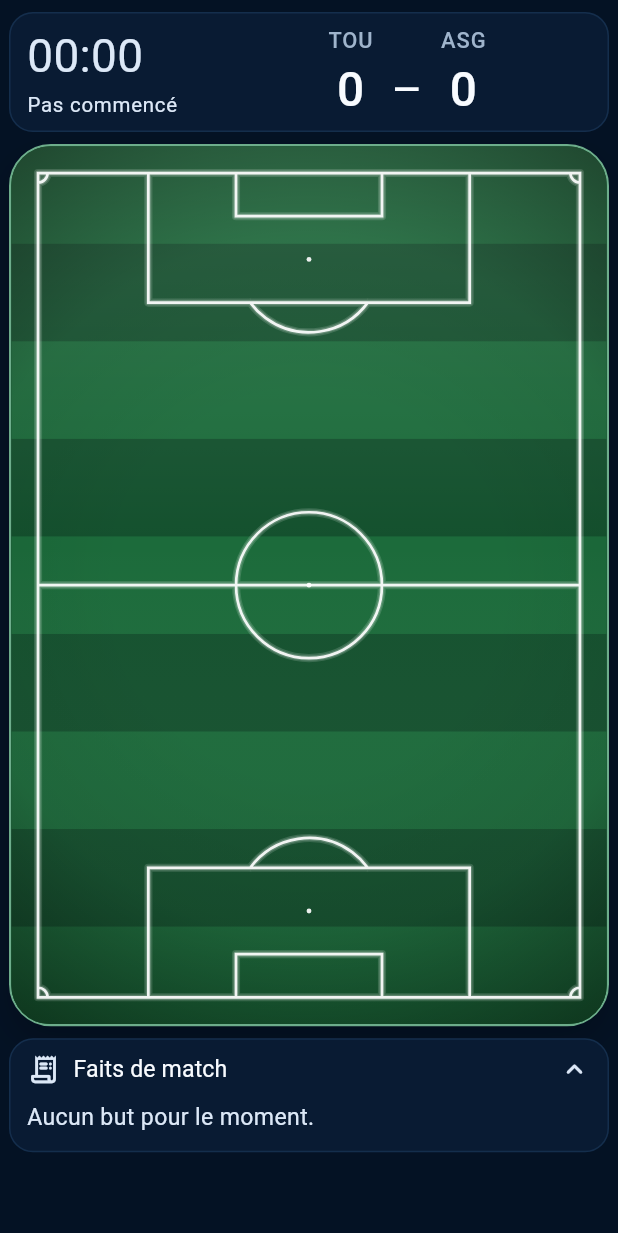
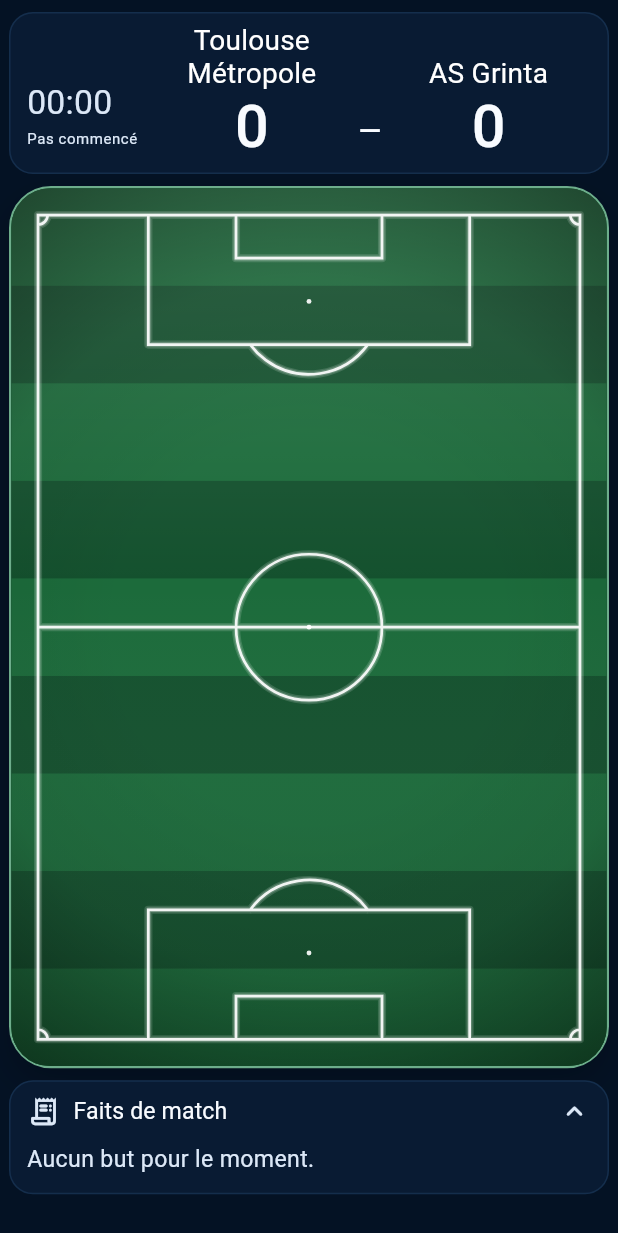
Before and after one commit to samihchaa-wq/-AS-Grinta-Live-Demo, a Flutter app: the MatchLiveSpectatorView widget shown alone on an empty page, opened directly with empty values, on a phone screen of 412 x 824 dp. Shown: the top 1233 px of the screen. Run offline on Flutter 3.47's test engine with Material 3 defaults, Android fonts, the phone set to English and light mode, and no system bars; our stand-ins replace flutter_riverpod, go_router, share_plus, shared_preferences, supabase_flutter; missing offline and left inert: dart:js_interop; accounts and stored records are empty.

Commit message:
Live : noms complets des équipes en vue spectateur
Co-Authored-By: Claude Opus 5.5 <noreply@anthropic.com>
Claude-Session: https://claude.ai/code/session_01JuPbZCL3wtb9bfbTKCZ6GT

```diff
--- a/lib/features/match_live/presentation/match_live_running_widgets.dart
+++ b/lib/features/match_live/presentation/match_live_running_widgets.dart
@@ -1151,6 +1151,7 @@ class _MatchLiveSpectatorViewState
           fullName: grinta ? 'AS Grinta' : opponentName,
           score: grinta ? session.scoreAsGrinta : session.scoreAdverse,
           canEdit: false,
+          wide: true,
           onIncrement: () {},
           onDecrement: () {},
         );
@@ -1192,36 +1193,37 @@ class _MatchLiveSpectatorViewState
           margin: EdgeInsets.zero,
           child: Padding(
             padding: const EdgeInsets.symmetric(horizontal: 12, vertical: 8),
+            // Même ligne que le pilote : chrono sur un cinquième, noms
+            // complets des équipes et score sur le reste.
+            child: Row(
+              crossAxisAlignment: CrossAxisAlignment.end,
+              children: [
+                Expanded(
                   child: SizedBox(
                     height: 64,
-              child: Row(
-                children: [
-                  Expanded(
                     child: FittedBox(
                       fit: BoxFit.contain,
                       alignment: Alignment.centerLeft,
                       child: MatchLiveClock(session: session, compact: true),
                     ),
                   ),
+                ),
                 const SizedBox(width: 8),
                 Expanded(
-                    flex: 2,
-                    child: FittedBox(
-                      fit: BoxFit.contain,
+                  flex: 4,
                   child: Row(
-                        mainAxisSize: MainAxisSize.min,
+                    crossAxisAlignment: CrossAxisAlignment.end,
                     children: [
-                          team(grintaIsHome),
-                          const SizedBox(width: 8),
-                          _scoreDash(context),
-                          const SizedBox(width: 8),
-                          team(!grintaIsHome),
+                      Expanded(child: team(grintaIsHome)),
+                      Padding(
+                        padding: const EdgeInsets.only(bottom: 4),
+                        child: _scoreDash(context),
+                      ),
+                      Expanded(child: team(!grintaIsHome)),
                     ],
                   ),
                 ),
-                  ),
               ],
-              ),
             ),
           ),
         ),
```
Lines whose indentation alone changed are shown as unchanged.
